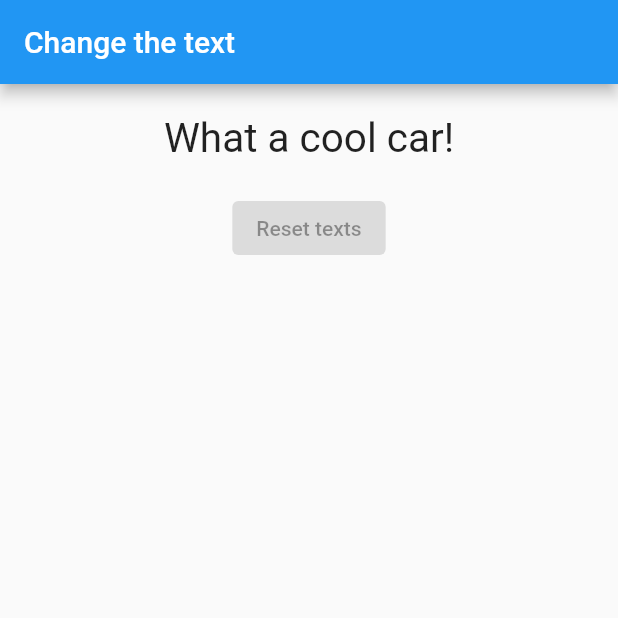
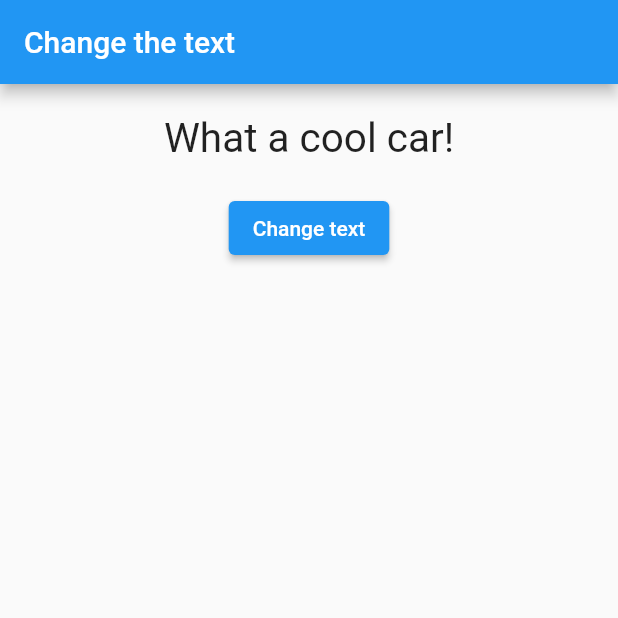
Before and after one commit to wandera7/flutterbasic, a Flutter app: the screen it shows after launch, on a phone screen of 412 x 824 dp, the top half of it. Run offline on Flutter 3.47's test engine with Material 2 defaults, Android fonts, the phone set to English and light mode, and no system bars.

Commit message:
Got packages

```diff
--- a/lib/main.dart
+++ b/lib/main.dart
@@ -2,6 +2,7 @@ import 'package:flutter/material.dart';
 import './reset.dart';
 import './text.dart';
 import './textcontrol.dart';
+
 void main() {
   runApp(MyApp());
 }
@@ -29,9 +30,10 @@ class _MyAppState extends State<MyApp> {
       _textIndex = _textIndex + 1;
     });
   }
-  void _resetTexts(){
+
+  void _resetTexts() {
     setState(() {
-      _textIndex=0;
+      _textIndex = 0;
     });
   }
 
@@ -45,7 +47,9 @@ class _MyAppState extends State<MyApp> {
         body: Column(
           children: [
             TextShowing(_texts, _textIndex),
-            _textIndex >_texts.length ? ElevatedButton(onPressed: null, child: Text('Change text')):Reset(_resetTexts)
+            _textIndex < _texts.length
+                ? TextControl(_nextText)
+                : Reset(_resetTexts)
           ],
         ),
       ),
--- a/lib/reset.dart
+++ b/lib/reset.dart
@@ -9,6 +9,7 @@ class Reset extends StatelessWidget {
 
   @override
   Widget build(BuildContext context) {
-    return const ElevatedButton(onPressed: null, child: Text('Reset texts'));
+    return ElevatedButton(
+        onPressed: resetTexts, child: const Text('Reset texts'));
   }
 }
--- a/lib/text.dart
+++ b/lib/text.dart
@@ -1,11 +1,10 @@
 import 'package:flutter/material.dart';
-
 
 class TextShowing extends StatelessWidget {
   final List<String> texts;
   final int textIndex;
   // ignore: prefer_const_constructors_in_immutables
-  TextShowing(this.texts,this.textIndex);
+  TextShowing(this.texts, this.textIndex);
 
   @override
   Widget build(BuildContext context) {
--- a/lib/textcontrol.dart
+++ b/lib/textcontrol.dart
@@ -1,10 +1,12 @@
 import 'package:flutter/material.dart';
+
 class TextControl extends StatelessWidget {
   final Function nextText;
   TextControl(this.nextText);
 
   @override
   Widget build(BuildContext context) {
-    return const ElevatedButton(onPressed: null, child: Text('Change text'));
+    return ElevatedButton(
+        onPressed: nextText, child: const Text('Change text'));
   }
 }
```
Lines whose indentation alone changed are shown as unchanged.
